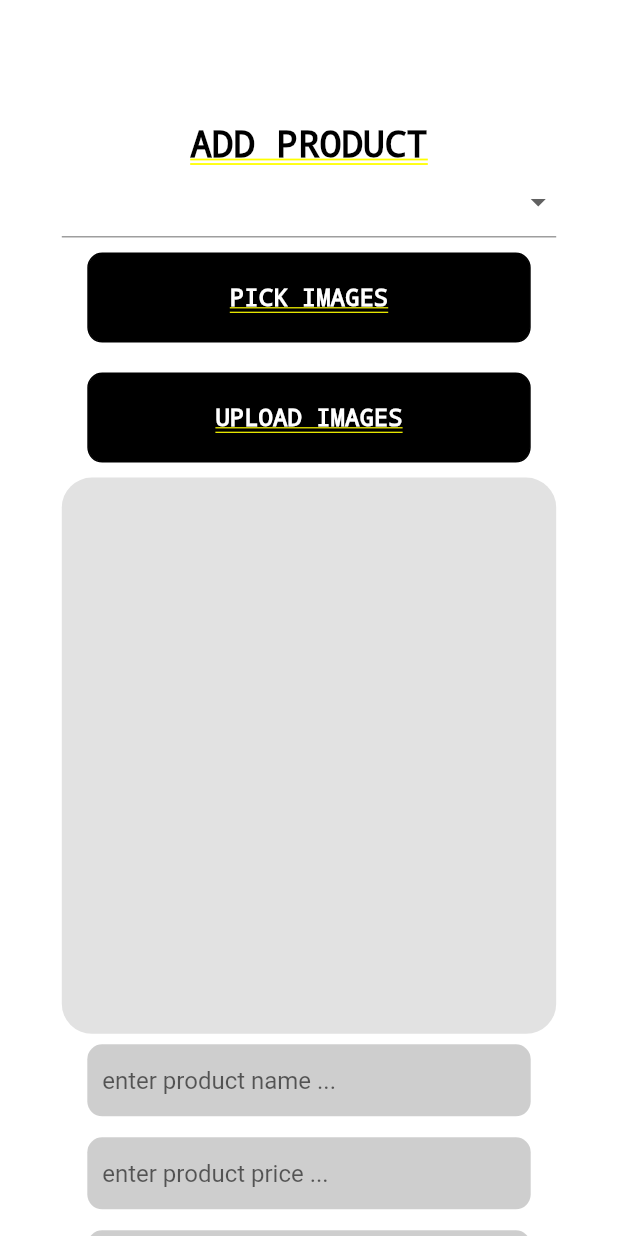
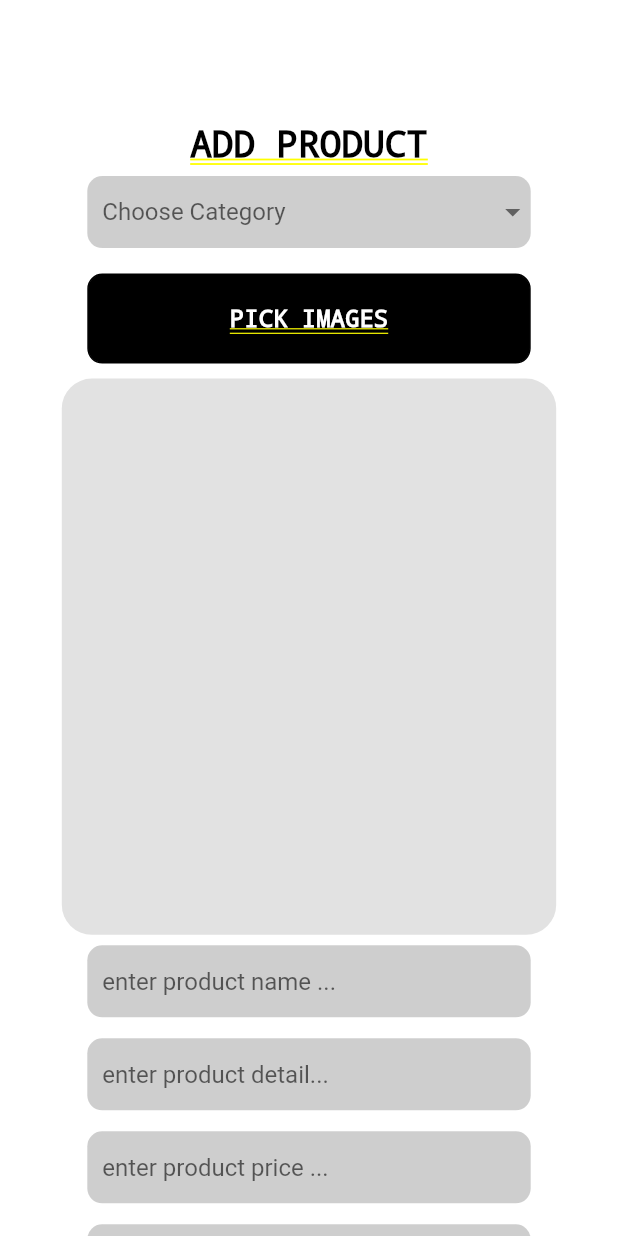
Before and after one commit to ZahangirAlamJP/flutter_example, a Flutter app: the AddProductScreen screen opened by its route, on a phone screen of 412 x 824 dp. Run offline on Flutter 3.47's test engine with Material 2 defaults, Android fonts, the phone set to English and light mode, and no system bars; our stand-ins replace carousel_slider, cloud_firestore, firebase_auth, firebase_core, firebase_storage, image_picker and 1 more; missing offline and left inert: dart:html, flutter_admin_scaffold; accounts and stored records are empty; network calls fail.

Commit message:
ecommerece app (Admin Panel) 22

```diff
--- a/lib/screen/web_side/addproducts_screen.dart
+++ b/lib/screen/web_side/addproducts_screen.dart
@@ -31,7 +31,7 @@ class _AddProductScreenState extends State<AddProductScreen> {
   TextEditingController priceC = TextEditingController();
   TextEditingController discountPriceC = TextEditingController();
   TextEditingController serialCodeC = TextEditingController();
-  TextEditingController brandC = TextEditingController();
+  // TextEditingController brandC = TextEditingController();
 
   bool isOnSale = false;
   bool isPopular = false;
@@ -59,7 +59,17 @@ List<String> imageUrls = [];
                const Text("ADD PRODUCT",
                 style: EcoStyle.boldStyle,
                 ),
-                DropdownButtonFormField(
+                Container(
+                  margin: const EdgeInsets.symmetric(horizontal: 17, vertical: 7),
+      decoration: BoxDecoration(
+          color: Colors.grey.withOpacity(0.5),
+          borderRadius: BorderRadius.circular(10)),
+                  child: DropdownButtonFormField(
+                    hint: const Text("Choose Category"),
+                    decoration:const  InputDecoration(
+                      border: InputBorder.none,
+                      contentPadding: EdgeInsets.all(10),
+                    ),
                     validator: (value) {
                       if (value == null) {
                         return "category must be selected";
@@ -80,6 +90,7 @@ List<String> imageUrls = [];
                       selctedValue = value.toString();
                     });
                   }),
+                ),
                 EcoButton(
                   title: "PICK IMAGES",
                   onPress:  () {
@@ -87,15 +98,15 @@ List<String> imageUrls = [];
                   },
                   isLoginButton: true,
                 ),
-                EcoButton(
-                  title: "UPLOAD IMAGES",
-                  isLoading: isUploading,
-                  onPress:  () {
-                   uploadImages();
-                  },
-                  isLoginButton: true,
-                ),
-                ///
+                // EcoButton(
+                //   title: "UPLOAD IMAGES",
+                //   isLoading: isUploading,
+                //   onPress:  () {
+                //    uploadImages();
+                //   },
+                //   isLoginButton: true,
+                // ),
+
                 Container(
                   height: 45.h,
                   decoration: BoxDecoration(
@@ -138,6 +149,14 @@ List<String> imageUrls = [];
          return "should not be empty";
        } return null;
      },),
+EcoTextField(controller: detailC,
+     hintText: "enter product detail...",
+     validate: (v) {
+       if (v!.isEmpty) {
+         return "should not be empty";
+       } return null;
+     },),
+
      EcoTextField(controller: priceC,
      hintText: "enter product price ...",
      validate: (v) {
@@ -145,13 +164,7 @@ List<String> imageUrls = [];
          return "should not be empty";
        } return null;
      },),
-     EcoTextField(controller: detailC,
-     hintText: "enter product detail...",
-     validate: (v) {
-       if (v!.isEmpty) {
-         return "should not be empty";
-       } return null;
-     },),
+
      EcoTextField(controller: discountPriceC,
      hintText: "enter product discount price ...",
      validate: (v) {
```
Lines whose indentation alone changed are shown as unchanged.
